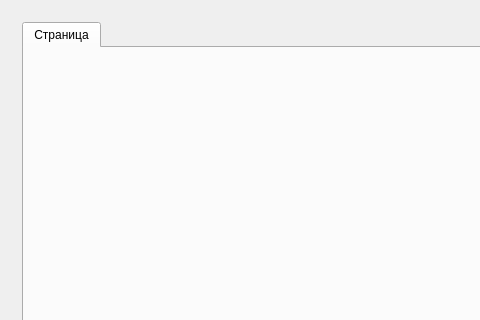
This is Programming/5_sem (ChMV)/FNickCurs/mainwindow.ui in Anastasia1111/Labs as Qt 5 draws it before an edit; both pictures show x 0 to 480 and y 0 to 320 of the 800 by 600 pixel window. The edited form follows.
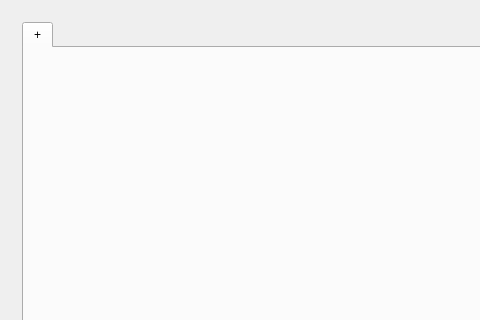
This is the edited form. Icons and pictures are not drawn.

```diff
--- a/Programming/5_sem (ChMV)/FNickCurs/mainwindow.ui
+++ b/Programming/5_sem (ChMV)/FNickCurs/mainwindow.ui
@@ -112,7 +112,7 @@
          <widget class="QTabWidget" name="tabWidget">
           <widget class="QWidget" name="tab">
            <attribute name="title">
-            <string>Страница</string>
+            <string>+</string>
            </attribute>
           </widget>
          </widget>
```
